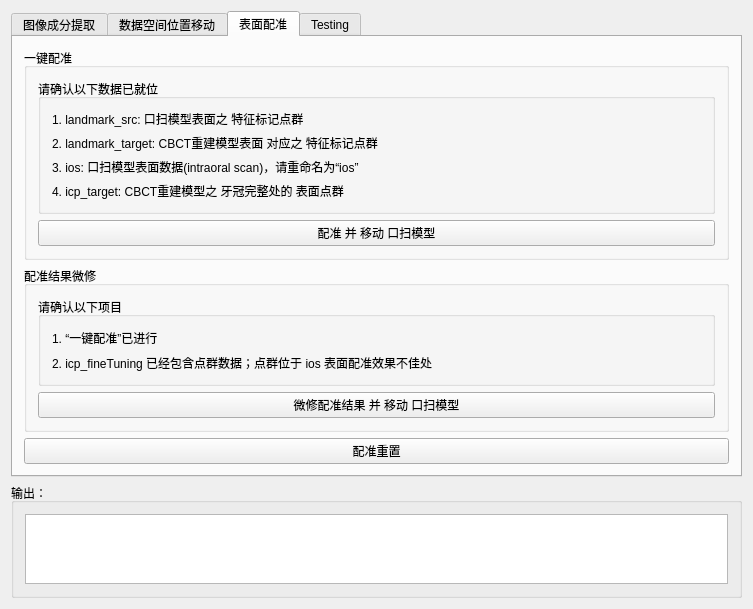
zhaomengxiao/LancetMITK-Adition, file Plugins/org.mitk.lancet.dentalwidget/src/internal/DentalWidgetControls.ui: the form before one commit.
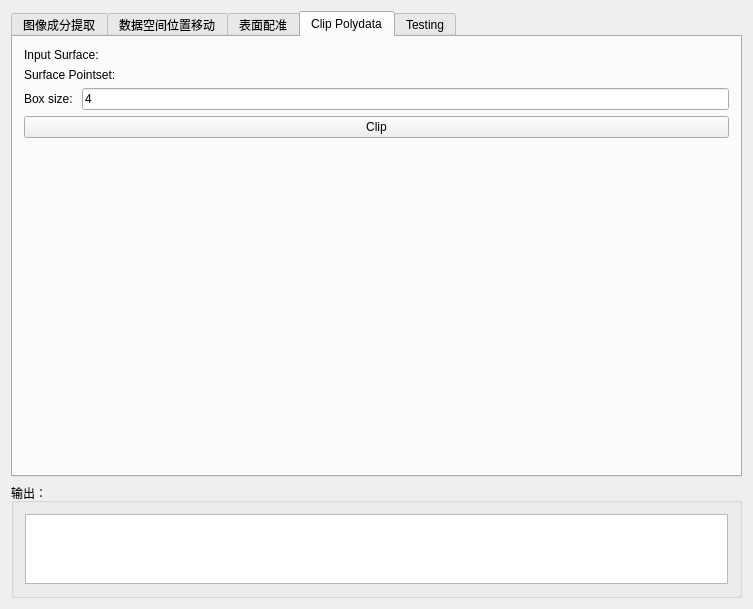
The form after the commit. Custom widgets are drawn as their Qt base class.

Commit message: Test vtkClipFilter with mitkPointSet

```diff
--- a/Plugins/org.mitk.lancet.dentalwidget/src/internal/DentalWidgetControls.ui
+++ b/Plugins/org.mitk.lancet.dentalwidget/src/internal/DentalWidgetControls.ui
@@ -26,7 +26,7 @@
       <bool>true</bool>
      </property>
      <property name="currentIndex">
-      <number>2</number>
+      <number>3</number>
      </property>
      <property name="tabsClosable">
       <bool>false</bool>
@@ -418,6 +418,87 @@
        </item>
       </layout>
      </widget>
+     <widget class="QWidget" name="tab_5">
+      <attribute name="title">
+       <string>Clip Polydata</string>
+      </attribute>
+      <layout class="QGridLayout" name="gridLayout_17">
+       <item row="0" column="0">
+        <layout class="QHBoxLayout" name="horizontalLayout_13">
+         <item>
+          <widget class="QLabel" name="label_19">
+           <property name="text">
+            <string>Input Surface: </string>
+           </property>
+          </widget>
+         </item>
+         <item>
+          <widget class="QmitkSingleNodeSelectionWidget" name="mitkNodeSelectWidget_testInputSurface" native="true">
+           <property name="enabled">
+            <bool>true</bool>
+           </property>
+          </widget>
+         </item>
+        </layout>
+       </item>
+       <item row="1" column="0">
+        <layout class="QHBoxLayout" name="horizontalLayout_12">
+         <item>
+          <widget class="QLabel" name="label_18">
+           <property name="text">
+            <string>Surface Pointset: </string>
+           </property>
+          </widget>
+         </item>
+         <item>
+          <widget class="QmitkSingleNodeSelectionWidget" name="mitkNodeSelectWidget_testClipPoints" native="true">
+           <property name="enabled">
+            <bool>true</bool>
+           </property>
+          </widget>
+         </item>
+        </layout>
+       </item>
+       <item row="3" column="0">
+        <widget class="QPushButton" name="pushButton_testClip">
+         <property name="text">
+          <string>Clip</string>
+         </property>
+        </widget>
+       </item>
+       <item row="2" column="0">
+        <layout class="QHBoxLayout" name="horizontalLayout_14">
+         <item>
+          <widget class="QLabel" name="label_20">
+           <property name="text">
+            <string>Box size: </string>
+           </property>
+          </widget>
+         </item>
+         <item>
+          <widget class="QLineEdit" name="lineEdit_testBoxSize">
+           <property name="text">
+            <string>4</string>
+           </property>
+          </widget>
+         </item>
+        </layout>
+       </item>
+       <item row="4" column="0">
+        <spacer name="verticalSpacer">
+         <property name="orientation">
+          <enum>Qt::Vertical</enum>
+         </property>
+         <property name="sizeHint" stdset="0">
+          <size>
+           <width>20</width>
+           <height>40</height>
+          </size>
+         </property>
+        </spacer>
+       </item>
+      </layout>
+     </widget>
      <widget class="QWidget" name="tab_3">
       <property name="enabled">
        <bool>false</bool>
```
Left out of the diff: 24 changed lines with no effect on the pictures. The commit also changes 6 other files.
